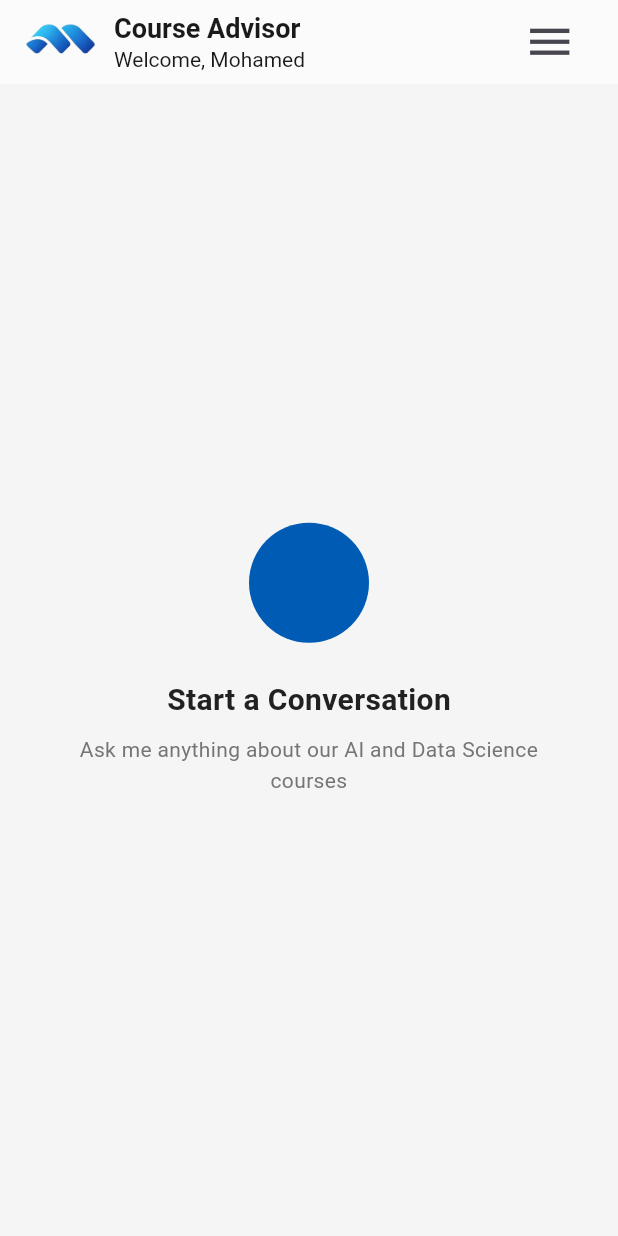
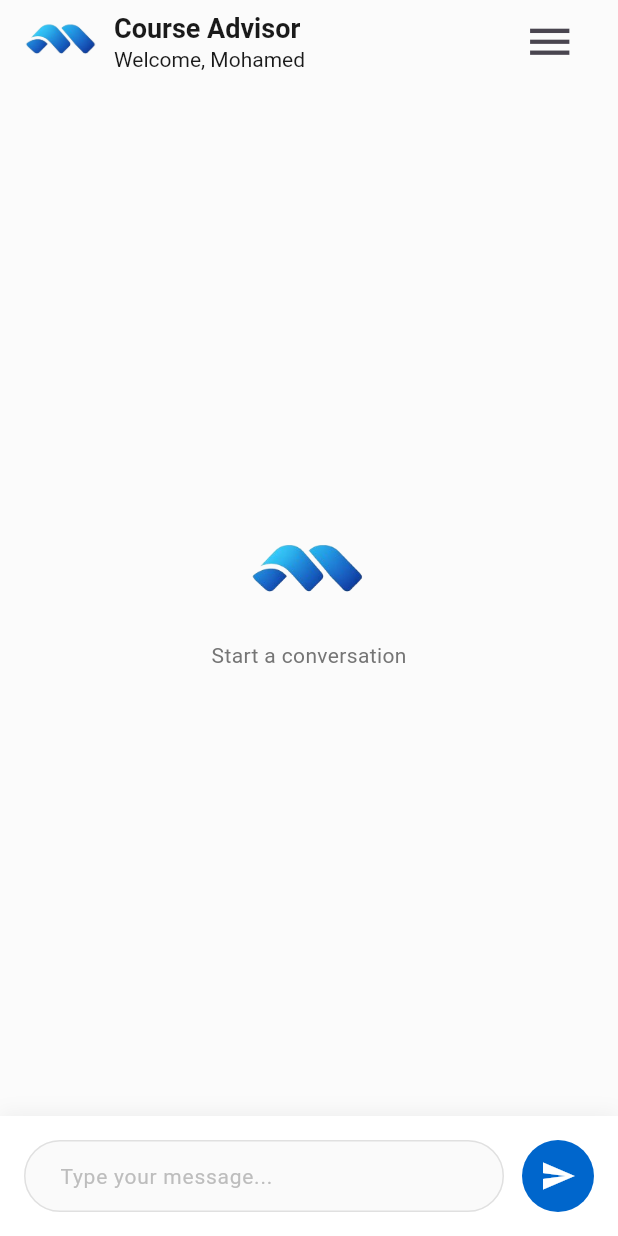
Before and after one commit to mohamed-Ihab55/machinfy_agent, a Flutter app: the screen it shows after launch, on a phone screen of 412 x 824 dp. Run offline on Flutter 3.47's test engine with Material 3 defaults, Android fonts, the phone set to English and light mode, and no system bars; our stand-ins replace equatable, flutter_bloc.

Commit message:
Solve marge error

```diff
--- a/lib/core/constants.dart
+++ b/lib/core/constants.dart
@@ -5,5 +5,6 @@ const kSecondaryColor = Color(0xff005BB5);
 const kBackgroundColor = Color(0xffFBFBFB);
 const kTextColor = Color(0xff1A1A1A);
 final kErrormsg = Colors.red[50];
+final kTexttErrormsg = Colors.red[500];
 final kBorderTextField = Colors.grey[300];
 const kSendAndCircularIndicator = Colors.white;
--- /dev/null
+++ b/lib/features/chat_agent/presentation/view/chat_bot_screen.dart
@@ -0,0 +1,12 @@
+import 'package:flutter/material.dart';
+import 'package:machinfy_agent/features/chat_agent/presentation/widget/custom_app_bar.dart';
+import 'package:machinfy_agent/features/chat_agent/presentation/widget/chat_bot_screen_body.dart.dart';
+
+class ChatBotScreen extends StatelessWidget {
+  const ChatBotScreen({super.key});
+
+  @override
+  Widget build(BuildContext context) {
+    return Scaffold(appBar: CustomAppBar(), body: ChatBotScreenBody());
+  }
+}
--- a/lib/features/chat_agent/presentation/view/home_screen.dart
+++ /dev/null
@@ -1,67 +0,0 @@
-import 'package:flutter/material.dart';
-import 'package:machinfy_agent/core/constants.dart';
-import 'package:machinfy_agent/features/chat_agent/presentation/widget/custom_app_bar.dart';
-
-class HomeScreen extends StatelessWidget {
-  const HomeScreen({super.key});
-
-  @override
-  Widget build(BuildContext context) {
-    return Scaffold(appBar: CustomAppBar(), body: HomeScreenBody());
-  }
-}
-
-class HomeScreenBody extends StatelessWidget {
-  const HomeScreenBody({super.key});
-
-  @override
-  Widget build(BuildContext context) {
-    return Expanded(
-      child: Container(
-        color: const Color(0xFFF5F5F5),
-        child: Center(
-          child: Column(
-            mainAxisAlignment: MainAxisAlignment.center,
-            children: [
-              Container(
-                width: 80,
-                height: 80,
-                decoration: BoxDecoration(
-                  color: kSecondaryColor,
-                  borderRadius: BorderRadius.circular(40),
-                ),
-                child: const Icon(
-                  Icons.chat_bubble_outline,
-                  size: 40,
-                  color: kSecondaryColor,
-                ),
-              ),
-              const SizedBox(height: 24),
-              const Text(
-                'Start a Conversation',
-                style: TextStyle(
-                  fontSize: 20,
-                  fontWeight: FontWeight.w600,
-                  color: Color(0xFF212121),
-                ),
-              ),
-              const SizedBox(height: 8),
-              const Padding(
-                padding: EdgeInsets.symmetric(horizontal: 48),
-                child: Text(
-                  'Ask me anything about our AI and Data Science courses',
-                  textAlign: TextAlign.center,
-                  style: TextStyle(
-                    fontSize: 14,
-                    color: Color(0xFF757575),
-                    height: 1.5,
-                  ),
-                ),
-              ),
-            ],
-          ),
-        ),
-      ),
-    );
-  }
-}
--- a/lib/features/chat_agent/presentation/widget/chat_bot_screen.dart
+++ b/lib/features/chat_agent/presentation/widget/chat_bot_screen_body.dart.dart
@@ -6,14 +6,14 @@ import 'package:machinfy_agent/core/typography.dart';
 import 'package:machinfy_agent/features/chat_agent/cubit/chat_cubit.dart';
 import 'package:machinfy_agent/features/chat_agent/presentation/widget/message_bubble.dart';
 
-class ChatBotScreen extends StatefulWidget {
-  const ChatBotScreen({super.key});
+class ChatBotScreenBody extends StatefulWidget {
+  const ChatBotScreenBody({super.key});
 
   @override
-  State<ChatBotScreen> createState() => _ChatBotScreenState();
+  State<ChatBotScreenBody> createState() => _ChatBotScreenBodyState();
 }
 
-class _ChatBotScreenState extends State<ChatBotScreen> {
+class _ChatBotScreenBodyState extends State<ChatBotScreenBody> {
   final TextEditingController _messageController = TextEditingController();
   final ScrollController _scrollController = ScrollController();
 
@@ -82,7 +82,7 @@ class _ChatBotScreenState extends State<ChatBotScreen> {
                   horizontal: 16,
                   vertical: 8,
                 ),
-                color: kErrormsg!.withValues(alpha: 0.1),
+                color: kErrormsg!,
                 child: Row(
                   children: [
                     Icon(Icons.error_outline, color: kErrormsg, size: 20),
@@ -90,7 +90,7 @@ class _ChatBotScreenState extends State<ChatBotScreen> {
                     Expanded(
                       child: Text(
                         state.errorMessage,
-                        style: Style.bodysmall.copyWith(color: kErrormsg),
+                        style: Style.bodysmall.copyWith(color: kTexttErrormsg),
                       ),
                     ),
                   ],
--- a/lib/features/chat_agent/presentation/widget/home_screen_body.dart
+++ /dev/null
@@ -1,11 +0,0 @@
-import 'package:flutter/material.dart';
-import 'package:machinfy_agent/features/chat_agent/presentation/widget/chat_bot_screen.dart';
-
-class HomeScreenBody extends StatelessWidget {
-  const HomeScreenBody({super.key});
-
-  @override
-  Widget build(BuildContext context) {
-    return const ChatBotScreen();
-  }
-}
--- a/lib/main.dart
+++ b/lib/main.dart
@@ -3,7 +3,8 @@ import 'package:flutter_bloc/flutter_bloc.dart';
 import 'package:machinfy_agent/core/config.dart';
 import 'package:machinfy_agent/core/constants.dart';
 import 'package:machinfy_agent/features/chat_agent/cubit/chat_cubit.dart';
-import 'package:machinfy_agent/features/chat_agent/presentation/view/home_screen.dart';
+import 'package:machinfy_agent/features/chat_agent/presentation/view/chat_bot_screen.dart';
+import 'package:machinfy_agent/features/chat_agent/services/openai_service.dart';
 
 void main() {
   runApp(const MyApp());
@@ -24,7 +25,12 @@ class MyApp extends StatelessWidget {
         ),
       ),
       debugShowCheckedModeBanner: false,
-      home: const HomeScreen(),
+      home: BlocProvider(
+        create: (context) => ChatCubit(
+          openAIService: OpenAIService(apiKey: AppConfig.openAIApiKey),
+        ),
+        child: const ChatBotScreen(),
+      ),
     );
   }
 }
```
Also changed, not shown: lib/features/authentication/presentation/views/creat_account.dart (renamed from lib/features/chat_agent/presentation/view/creat_account.dart, +3 -4 lines), lib/features/authentication/presentation/views/login_screen.dart (renamed from lib/features/chat_agent/presentation/view/login_screen.dart, +4 -5 lines), lib/features/welcome_screen/presentation/view/welcome_screen.dart (renamed from lib/features/chat_agent/presentation/view/welcome_screen.dart, +5 -5 lines), lib/core/utils/primary_button.dart (renamed from lib/features/chat_agent/presentation/widget/primary_button.dart), lib/core/utils/secondary_button.dart (renamed from lib/features/chat_agent/presentation/widget/secondary_button.dart), lib/core/utils/text_button_icon.dart (renamed from lib/features/chat_agent/presentation/widget/text_button_icon.dart), lib/features/authentication/models/login_view_model.dart (renamed from lib/model/viewModel/login_view_model.dart), lib/features/authentication/presentation/widgets/auth_text_field.dart (renamed from lib/features/chat_agent/presentation/widget/auth_text_field.dart), pubspec.lock, 2 other files.
